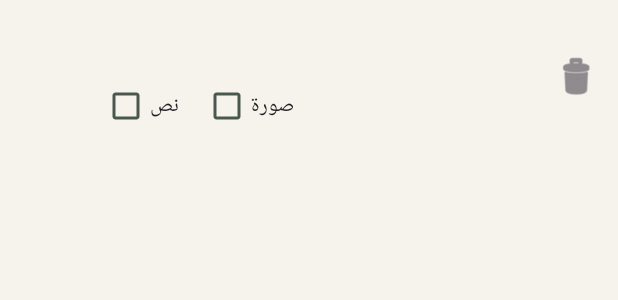
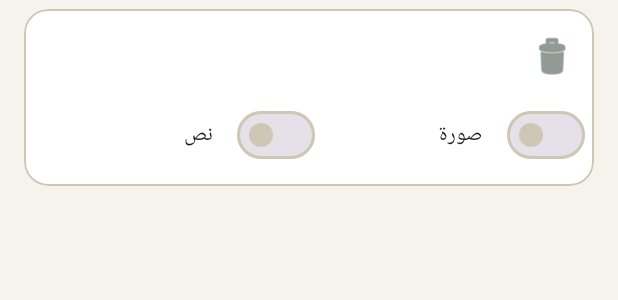
Before and after one commit to mustafasayed075-stack/Claude-repo, an Android app: the layout item_fast_scan_app.xml on its own in the app's theme, with its tools: preview values and no code run, on a phone screen of 412 x 824 dp. Shown: the top 300 px of the screen. Run offline under Robolectric (Android 15) with nearby library versions, the phone set to English and light mode, and no system bars.

Commit message:
UI rebrand step 5: redesigned watched-apps screen
UI/resources only — no scan/lock logic touched; same add/remove/toggle calls.

- MaterialToolbar titled "التطبيقات اللي بنراقبها" with a back button;
  edge-to-edge insets.
- App rows are now cards: app icon + name + package, with the Text/Image
  toggles as Material switches (teal on / grey off) and a delete button.
- The add FAB became a full-width "إضافة تطبيق" primary button at the bottom,
  matching the reminders screen; empty state and the installed-apps picker
  dialog kept.
- Theme.Rafiq.Main (no action bar) for the screen.
- Paparazzi: watched-app cards preview in light and dark.

Co-Authored-By: Claude Opus 4.8 <noreply@anthropic.com>
Claude-Session: https://claude.ai/code/session_01P7nPuGgonXNtLGw1b2ShXD

```diff
--- a/app/src/main/AndroidManifest.xml
+++ b/app/src/main/AndroidManifest.xml
@@ -60,6 +60,7 @@
         <activity
             android:name=".FastScanAppsActivity"
             android:exported="false"
+            android:theme="@style/Theme.Rafiq.Main"
             android:parentActivityName=".MainActivity" />
 
         <!-- Stage 6: Reflection Mode. The pinned full-screen reminder shown on a lock.
--- a/app/src/main/res/layout/item_fast_scan_app.xml
+++ b/app/src/main/res/layout/item_fast_scan_app.xml
@@ -1,20 +1,39 @@
 <?xml version="1.0" encoding="utf-8"?>
-<LinearLayout xmlns:android="http://schemas.android.com/apk/res/android"
+<com.google.android.material.card.MaterialCardView
+    xmlns:android="http://schemas.android.com/apk/res/android"
     xmlns:app="http://schemas.android.com/apk/res-auto"
     android:layout_width="match_parent"
     android:layout_height="wrap_content"
+    android:layout_marginStart="16dp"
+    android:layout_marginEnd="16dp"
+    android:layout_marginTop="6dp"
+    android:layout_marginBottom="6dp"
     android:descendantFocusability="blocksDescendants"
+    app:cardCornerRadius="16dp"
+    app:cardElevation="0dp"
+    app:cardBackgroundColor="?attr/colorSurface"
+    app:strokeColor="?attr/colorOutline"
+    app:strokeWidth="1dp">
+
+    <LinearLayout
+        android:layout_width="match_parent"
+        android:layout_height="wrap_content"
+        android:orientation="vertical"
+        android:paddingStart="14dp"
+        android:paddingEnd="6dp"
+        android:paddingTop="10dp"
+        android:paddingBottom="10dp">
+
+        <LinearLayout
+            android:layout_width="match_parent"
+            android:layout_height="wrap_content"
             android:gravity="center_vertical"
-    android:orientation="horizontal"
-    android:paddingStart="16dp"
-    android:paddingTop="8dp"
-    android:paddingEnd="4dp"
-    android:paddingBottom="8dp">
+            android:orientation="horizontal">
 
             <ImageView
                 android:id="@+id/imgIcon"
-        android:layout_width="40dp"
-        android:layout_height="40dp"
+                android:layout_width="44dp"
+                android:layout_height="44dp"
                 android:importantForAccessibility="no" />
 
             <LinearLayout
@@ -30,40 +49,48 @@
                     android:layout_height="wrap_content"
                     android:ellipsize="end"
                     android:maxLines="1"
+                    android:textColor="?attr/colorOnSurface"
                     android:textSize="16sp" />
 
                 <TextView
                     android:id="@+id/txtDetail"
                     android:layout_width="match_parent"
                     android:layout_height="wrap_content"
+                    android:ellipsize="end"
+                    android:maxLines="1"
+                    android:textColor="?attr/colorOnSurfaceVariant"
                     android:textSize="12sp" />
+            </LinearLayout>
+
+            <ImageButton
+                android:id="@+id/btnRemove"
+                android:layout_width="44dp"
+                android:layout_height="44dp"
+                android:background="?attr/selectableItemBackgroundBorderless"
+                android:contentDescription="@string/fast_scan_remove"
+                android:src="@android:drawable/ic_menu_delete"
+                app:tint="?attr/colorOnSurfaceVariant" />
+        </LinearLayout>
 
         <LinearLayout
             android:layout_width="match_parent"
             android:layout_height="wrap_content"
+            android:layout_marginTop="6dp"
             android:orientation="horizontal">
 
-            <CheckBox
+            <com.google.android.material.materialswitch.MaterialSwitch
                 android:id="@+id/chkText"
-                android:layout_width="wrap_content"
+                android:layout_width="0dp"
                 android:layout_height="wrap_content"
+                android:layout_weight="1"
                 android:text="@string/fast_scan_toggle_text" />
 
-            <CheckBox
+            <com.google.android.material.materialswitch.MaterialSwitch
                 android:id="@+id/chkImage"
-                android:layout_width="wrap_content"
+                android:layout_width="0dp"
                 android:layout_height="wrap_content"
-                android:layout_marginStart="16dp"
+                android:layout_weight="1"
                 android:text="@string/fast_scan_toggle_image" />
         </LinearLayout>
     </LinearLayout>
-
-    <ImageButton
-        android:id="@+id/btnRemove"
-        android:layout_width="48dp"
-        android:layout_height="48dp"
-        android:background="?attr/selectableItemBackgroundBorderless"
-        android:contentDescription="@string/fast_scan_remove"
-        android:src="@android:drawable/ic_menu_delete"
-        app:tint="?attr/colorControlNormal" />
-</LinearLayout>
+</com.google.android.material.card.MaterialCardView>
```
Also changed, not shown: app/src/main/java/com/personal/guardian/FastScanAppsActivity.kt (+13 -6 lines), app/src/main/res/layout/activity_fast_scan_apps.xml (+39 -24 lines), 8 other files. Lines whose indentation alone changed are shown as unchanged.
